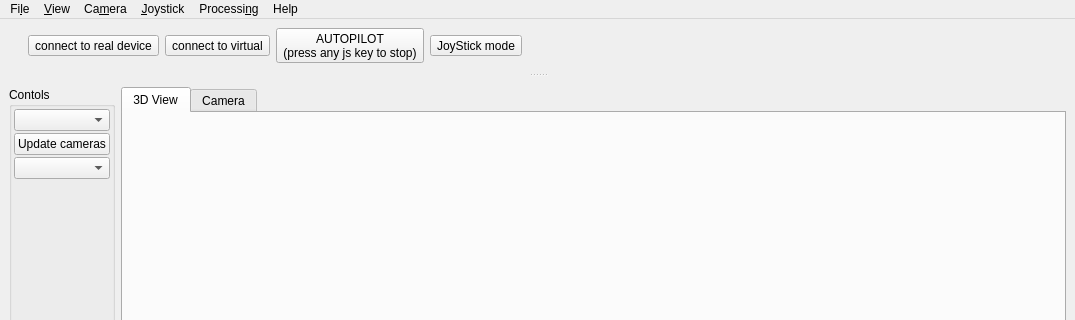
Before: the Qt Designer form applications/physics/physicsMainWindow.ui in PimenovAlexander/corecvs, drawn with Qt 5; both pictures show x 0 to 1075 and y 0 to 320 of the 1075 by 697 pixel window.
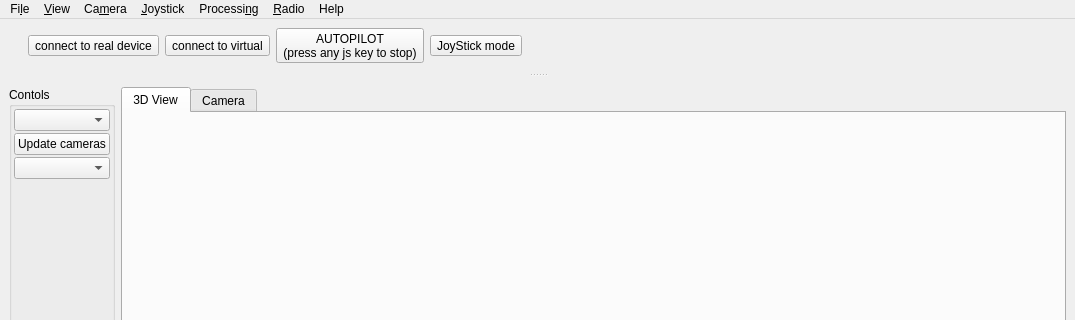
After: the same form once the commit is applied. Icons and pictures are not drawn. Custom widgets are drawn as their Qt base class.

Commit message: Radio rework

Diff of the .ui file:
```diff
--- a/applications/physics/physicsMainWindow.ui
+++ b/applications/physics/physicsMainWindow.ui
@@ -104,7 +104,7 @@
      <x>0</x>
      <y>0</y>
      <width>1075</width>
-     <height>22</height>
+     <height>34</height>
     </rect>
    </property>
    <widget class="QMenu" name="menu12">
@@ -148,11 +148,18 @@
     </property>
     <addaction name="actionNewBackend"/>
    </widget>
+   <widget class="QMenu" name="menuRadio">
+    <property name="title">
+     <string>&amp;Radio</string>
+    </property>
+    <addaction name="actionRadioParameters"/>
+   </widget>
    <addaction name="menu12"/>
    <addaction name="menuView"/>
    <addaction name="menuCamera"/>
    <addaction name="menuJoystick"/>
    <addaction name="menuProcessing"/>
+   <addaction name="menuRadio"/>
    <addaction name="menuAbout"/>
   </widget>
   <widget class="QStatusBar" name="statusbar"/>
```
Left out of the diff: 42 changed lines with no effect on the pictures. The commit also changes 33 other files.
